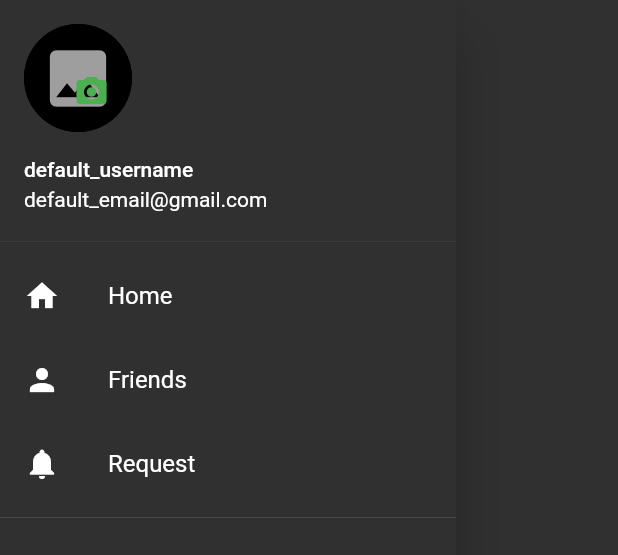
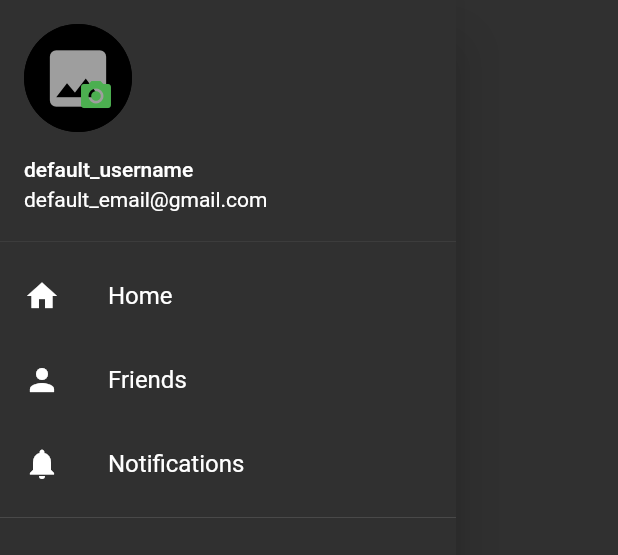
Before and after one commit to julianneOng/final-project, a Flutter app: the NavBar widget shown alone on an empty page, opened directly, on a phone screen of 412 x 824 dp. Shown: the top 555 px of the screen. Run offline on Flutter 3.47's test engine with Material 2 defaults, Android fonts, the phone set to English and light mode, and no system bars; our stand-ins replace image_picker, permission_handler, shared_preferences, sqflite; accounts and stored records are empty; network calls fail.

Commit message:
Update Drawer

```diff
--- a/lib/csidebar/collapsible_sidebar.dart
+++ b/lib/csidebar/collapsible_sidebar.dart
@@ -80,7 +80,7 @@ class _NavBarState extends State<NavBar> {
                       child: Column(
                         children: <Widget>[
                           IconButton(
-                            padding: const EdgeInsets.all(15),
+                            // padding: const EdgeInsets.all(15),
                             icon: const Icon(Icons.camera_alt),
                             color: Colors.green,
                             onPressed: () {
@@ -168,7 +168,7 @@ class _NavBarState extends State<NavBar> {
           ),
           const ListTile(
             leading: Icon(Icons.notifications),
-            title: Text('Request'),
+            title: Text('Notifications'),
           ),
           const Divider(),
           ListTile(
```
